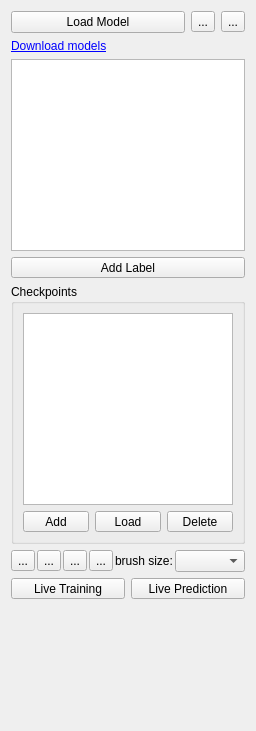
Old version of the form ilastik/applets/neuralNetwork/nnClass.ui in the repository ilastik/ilastik.
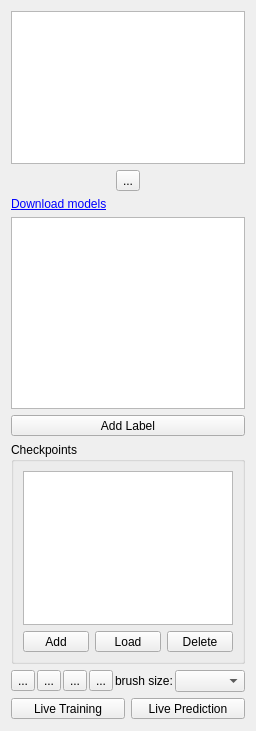
New version of the form. Icons and pictures are not drawn. Custom widgets are drawn as their Qt base class.

Commit message:
NNworkflow: allow URLs, single button for interaction
allow users to specify strings that bioimage.core will resolve

e.g. dois, "nickname"s...

Patch:
```diff
--- a/ilastik/applets/neuralNetwork/nnClass.ui
+++ b/ilastik/applets/neuralNetwork/nnClass.ui
@@ -34,41 +34,18 @@
   <layout class="QVBoxLayout" name="verticalLayout_9">
    <item>
     <layout class="QVBoxLayout" name="verticalLayout">
+     <item>
+      <widget class="ModelUriEdit" name="modelUri"/>
+     </item>
      <item>
       <layout class="QHBoxLayout" name="LoadModelLayout">
        <item>
-        <widget class="QPushButton" name="addModel">
-         <property name="sizePolicy">
-          <sizepolicy hsizetype="Expanding" vsizetype="Fixed">
-           <horstretch>0</horstretch>
-           <verstretch>0</verstretch>
-          </sizepolicy>
-         </property>
-         <property name="text">
-          <string>Load Model</string>
-         </property>
-         <property name="checkable">
-          <bool>true</bool>
-         </property>
-        </widget>
-       </item>
-       <item>
-        <widget class="QToolButton" name="closeModel">
+        <widget class="QToolButton" name="controlModel">
          <property name="enabled">
           <bool>true</bool>
          </property>
          <property name="toolTip">
-          <string>Closes model session and removes model from project file</string>
-         </property>
-         <property name="text">
-          <string>...</string>
-         </property>
-        </widget>
-       </item>
-       <item>
-        <widget class="QToolButton" name="uploadModel">
-         <property name="toolTip">
-          <string>Upload model to tiktorch server</string>
+          <string>&lt;html&gt;&lt;head/&gt;&lt;body&gt;&lt;p&gt;Click here to check model details, initialize, or un-initialize the model&lt;/p&gt;&lt;/body&gt;&lt;/html&gt;</string>
          </property>
          <property name="text">
           <string>...</string>
@@ -339,6 +316,11 @@
    <extends>QTableView</extends>
    <header>ilastik.widgets.labelListView</header>
   </customwidget>
+  <customwidget>
+   <class>ModelUriEdit</class>
+   <extends>QPlainTextEdit</extends>
+   <header>ilastik.applets.neuralNetwork.nnClassGui</header>
+  </customwidget>
  </customwidgets>
  <resources/>
  <connections/>
```
Left out of the diff: 24 changed lines with no effect on the pictures. Lines whose indentation alone changed are shown as unchanged. The commit also changes 1 other file.
